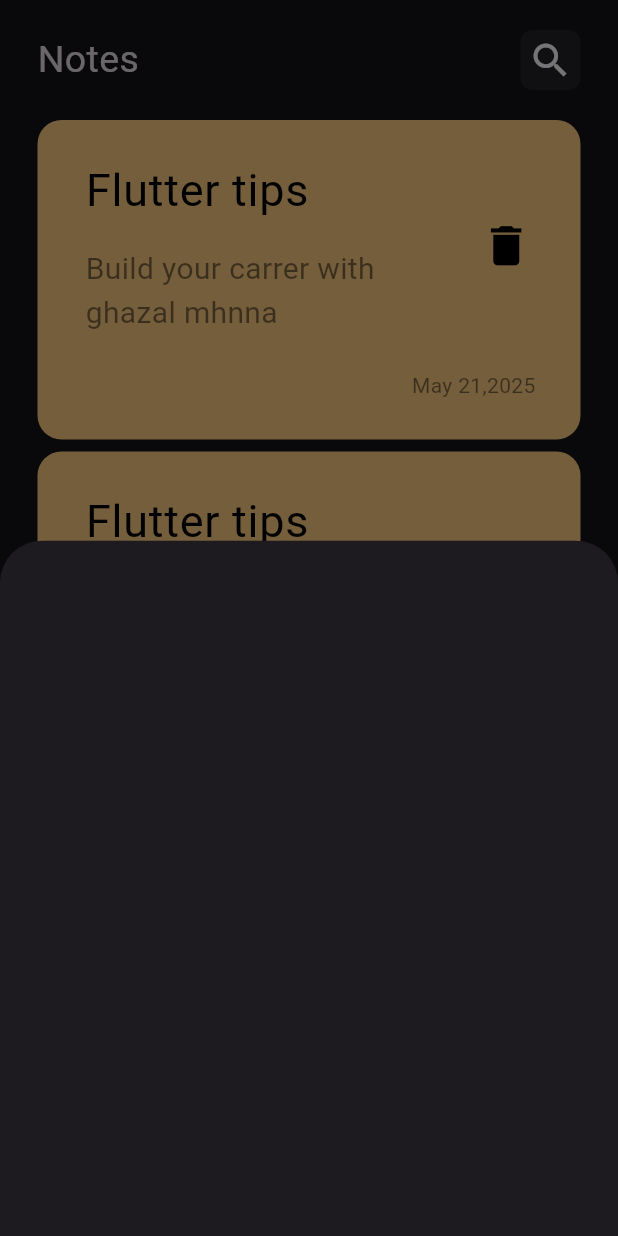
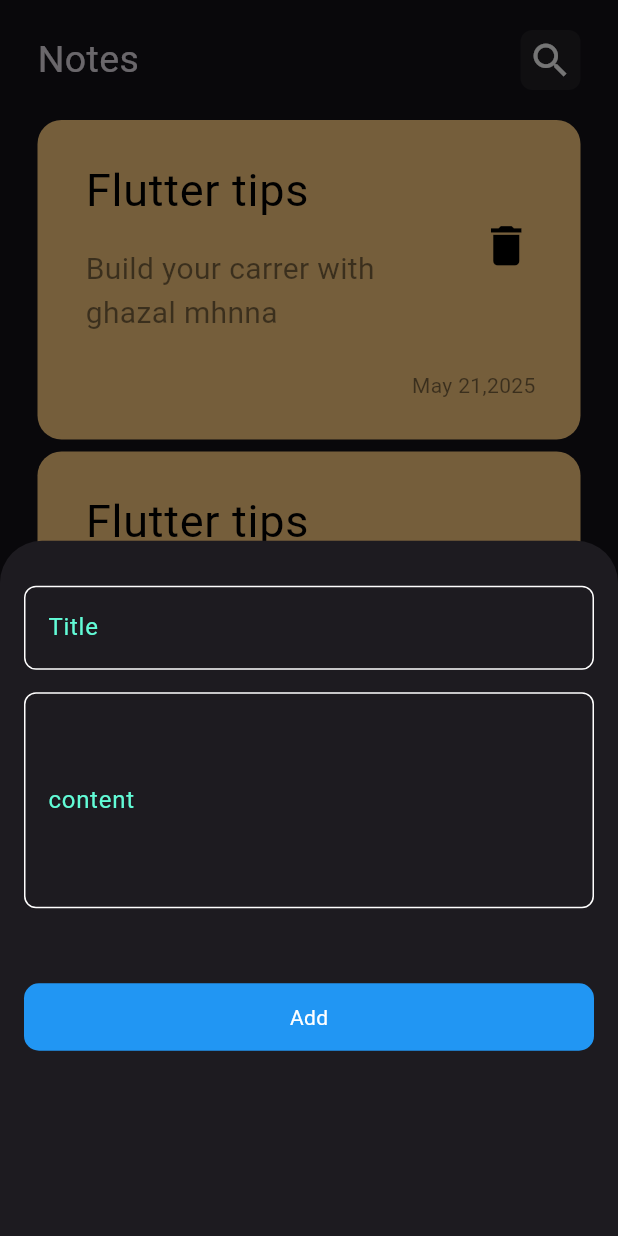
Before and after one commit to ghazalmhnna13-gif/notes_app, a Flutter app: the screen it shows after launch, after a tap on the "add" icon, on a phone screen of 412 x 824 dp. Run offline on Flutter 3.47's test engine with Material 3 defaults, Android fonts, the phone set to English and light mode, and no system bars.

Commit message:
create custom text feild

```diff
--- /dev/null
+++ b/lib/const/notes_const.dart
@@ -0,0 +1,3 @@
+import 'package:flutter/cupertino.dart';
+
+const KPrimaryColor = Color(0xff62FCD7);
--- a/lib/main.dart
+++ b/lib/main.dart
@@ -2,7 +2,7 @@ import 'package:flutter/material.dart';
 import 'package:music_notes_player_app_setup/views/notes_view.dart';
 
 void main() {
-  runApp(NotesApp());
+  runApp(const NotesApp());
 }
 
 class NotesApp extends StatelessWidget {
@@ -13,6 +13,6 @@ class NotesApp extends StatelessWidget {
     return MaterialApp(
         debugShowCheckedModeBanner: false,
         theme: ThemeData.dark(),
-        home: NotesView());
+        home: const NotesView());
   }
 }
--- a/lib/views/notes_view.dart
+++ b/lib/views/notes_view.dart
@@ -1,5 +1,5 @@
 import 'package:flutter/material.dart';
-import 'package:music_notes_player_app_setup/widgets/add+note_bottom_sheet.dart';
+import 'package:music_notes_player_app_setup/widgets/add_note_bottom_sheet.dart';
 import 'package:music_notes_player_app_setup/widgets/notes_views_body.dart';
 
 class NotesView extends StatelessWidget {
--- /dev/null
+++ b/lib/widgets/Custom_Text_Field.dart
@@ -0,0 +1,41 @@
+import 'package:flutter/material.dart';
+import 'package:music_notes_player_app_setup/const/notes_const.dart';
+
+class CustomTextField extends StatelessWidget {
+  String? hintText;
+  Function(String)? onChanged;
+  bool? obscureText;
+  TextInputType? keyboardType;
+  double? height;
+
+  CustomTextField(
+      {Key? key,
+      this.hintText,
+      this.onChanged,
+      this.obscureText = false,
+      this.keyboardType = TextInputType.text,
+      this.height})
+      : super(key: key);
+
+  @override
+  Widget build(BuildContext context) {
+    return TextField(
+        cursorColor: KPrimaryColor,
+        keyboardType: keyboardType,
+        obscureText: obscureText!,
+        onChanged: onChanged,
+        decoration: InputDecoration(
+          hintText: hintText,
+          hintStyle: TextStyle(color: KPrimaryColor, height: height),
+          enabledBorder: outLineInputBorderMethod(),
+          focusedBorder: outLineInputBorderMethod(color: KPrimaryColor),
+        ));
+  }
+
+  OutlineInputBorder outLineInputBorderMethod({Color? color}) {
+    return OutlineInputBorder(
+      borderRadius: BorderRadius.circular(8),
+      borderSide: BorderSide(color: color ?? Colors.white),
+    );
+  }
+}
--- /dev/null
+++ b/lib/widgets/Custom_botton.dart
@@ -0,0 +1,25 @@
+import 'package:flutter/material.dart';
+
+class CustomBotton extends StatelessWidget {
+  String? text;
+  Function()? onTap;
+  CustomBotton({Key? key, this.text = '', this.onTap}) : super(key: key);
+
+  @override
+  Widget build(BuildContext context) {
+    return GestureDetector(
+      onTap: onTap,
+      child: Container(
+        decoration: BoxDecoration(
+            color: Colors.blue, borderRadius: BorderRadius.circular(10)),
+        height: 45,
+        child: Center(
+          child: Text(
+            text!,
+            style: const TextStyle(color: Colors.white),
+          ),
+        ),
+      ),
+    );
+  }
+}
--- a/lib/widgets/add+note_bottom_sheet.dart
+++ /dev/null
@@ -1,12 +0,0 @@
-import 'package:flutter/material.dart';
-
-class AddNoteBottomSheet extends StatelessWidget {
-  const AddNoteBottomSheet({super.key});
-
-  @override
-  Widget build(BuildContext context) {
-    return Container(
-      decoration: BoxDecoration(borderRadius: BorderRadius.circular(8)),
-    );
-  }
-}
--- /dev/null
+++ b/lib/widgets/add_note_bottom_sheet.dart
@@ -0,0 +1,37 @@
+import 'package:flutter/material.dart';
+import 'package:music_notes_player_app_setup/widgets/Custom_Text_Field.dart';
+import 'package:music_notes_player_app_setup/widgets/Custom_botton.dart';
+
+class AddNoteBottomSheet extends StatelessWidget {
+  const AddNoteBottomSheet({super.key});
+
+  @override
+  Widget build(BuildContext context) {
+    return Container(
+      decoration: BoxDecoration(borderRadius: BorderRadius.circular(8)),
+      child: Padding(
+        padding: const EdgeInsets.symmetric(horizontal: 16),
+        child: Column(
+          children: [
+            Padding(
+              padding: const EdgeInsets.only(top: 30, bottom: 15),
+              child: CustomTextField(
+                hintText: 'Title',
+              ),
+            ),
+            CustomTextField(
+              hintText: 'content',
+              height: 7,
+            ),
+            const SizedBox(
+              height: 50,
+            ),
+            CustomBotton(
+              text: 'Add',
+            )
+          ],
+        ),
+      ),
+    );
+  }
+}
```
